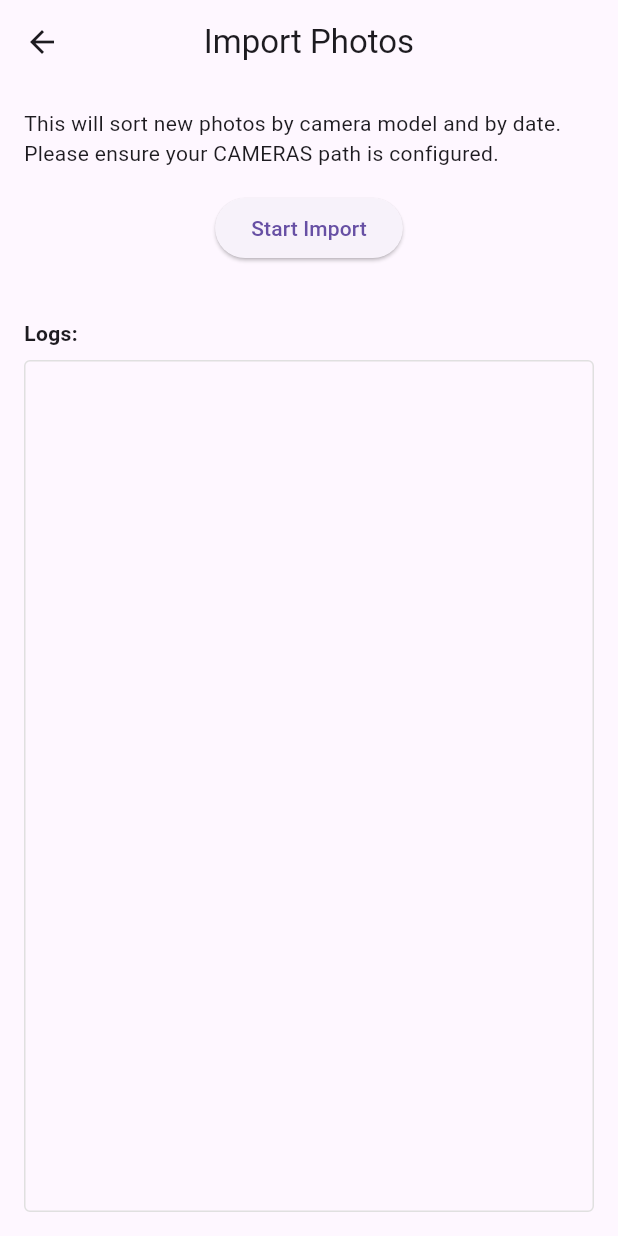
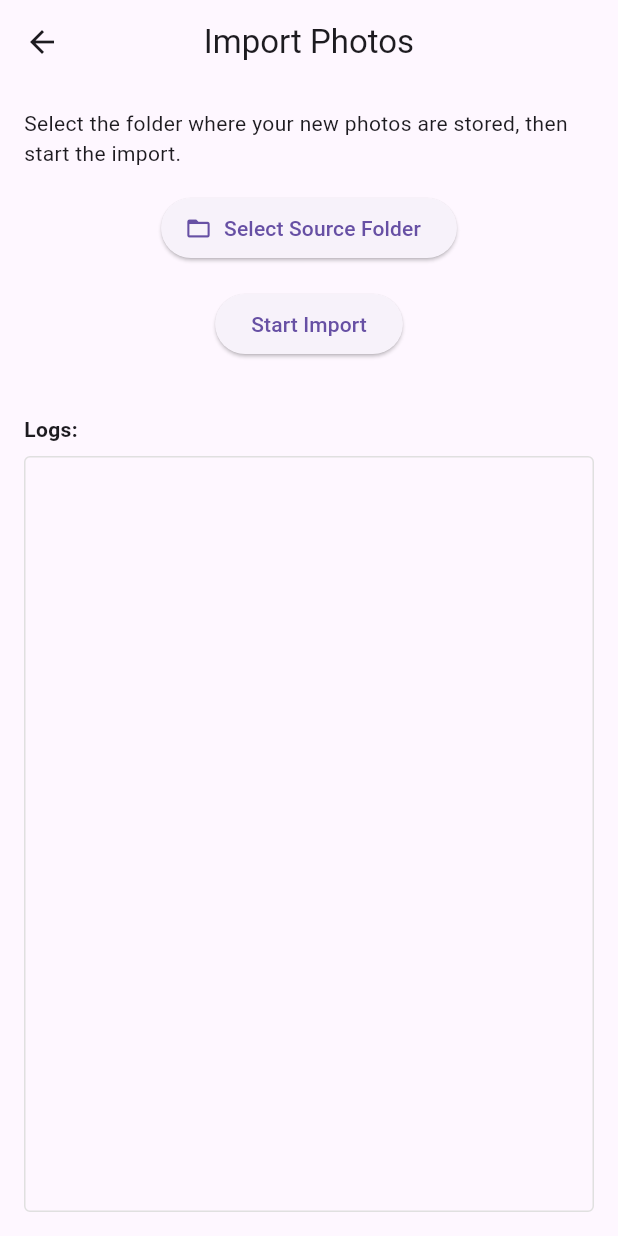
Before and after one commit to MateoPalmeiro/CamWork, a Flutter app: the ImportPhotosPage screen opened directly, on a phone screen of 412 x 824 dp. Run offline on Flutter 3.47's test engine with Material 3 defaults, Android fonts, the phone set to English and light mode, and no system bars; our stand-ins replace file_picker.

Commit message:
Enable source-folder selection in ImportPhotosPage
- Add `file_picker` to allow the user to choose the source directory (e.g. SD card path).
- Introduce `_sourcePath` state variable, “Select Source Folder” button, and log entry.
- Validate source selection before starting; show error log if none chosen.
- Pass both source and cameras directories into ImportService.
- Preserve existing UI: progress bar, logs panel, and button disabling.

```diff
--- a/lib/pages/import_photos_page.dart
+++ b/lib/pages/import_photos_page.dart
@@ -2,11 +2,12 @@
 
 import 'dart:io';
 import 'package:flutter/material.dart';
+import 'package:file_picker/file_picker.dart';
 import '../services/import_service.dart';
 import '../services/config_service.dart';
 
 /// Page for importing photos: runs model sorting and date-based grouping.
-/// Shows progress and logs of the import workflow.
+/// Allows the user to select a source folder and then shows progress and logs.
 class ImportPhotosPage extends StatefulWidget {
   const ImportPhotosPage({Key? key}) : super(key: key);
 
@@ -18,11 +19,29 @@ class _ImportPhotosPageState extends State<ImportPhotosPage> {
   final List<String> _logs = [];
   double _progress = 0.0;
   bool _isRunning = false;
+  String? _sourcePath;
+
+  /// Opens a native folder picker to select the import source.
+  Future<void> _selectSourceFolder() async {
+    final selected = await FilePicker.platform.getDirectoryPath();
+    if (selected != null) {
+      setState(() {
+        _sourcePath = selected;
+        _logs.add('Source folder set to: $_sourcePath');
+      });
+    }
+  }
 
   /// Starts the import workflow:
-  /// 1. Retrieve saved CAMERAS path
-  /// 2. Run ImportService with callbacks for logging and progress
+  /// 1. Ensure source folder is selected.
+  /// 2. Retrieve saved CAMERAS path.
+  /// 3. Run ImportService with callbacks for logging and progress.
   Future<void> _startImport() async {
+    if (_sourcePath == null) {
+      setState(() => _logs.add('Error: You must select a source folder first.'));
+      return;
+    }
+
     setState(() {
       _isRunning = true;
       _logs.clear();
@@ -39,14 +58,13 @@ class _ImportPhotosPageState extends State<ImportPhotosPage> {
       return;
     }
 
-    final service = ImportService(Directory(camerasPath));
+    final sourceDir = Directory(_sourcePath!);
+    final destDir = Directory(camerasPath);
+
+    final service = ImportService(sourceDir: sourceDir, camerasDir: destDir);
     await service.runImport(
-      onLog: (message) {
-        setState(() => _logs.add(message));
-      },
-      onProgress: (percent) {
-        setState(() => _progress = percent);
-      },
+      onLog: (message) => setState(() => _logs.add(message)),
+      onProgress: (percent) => setState(() => _progress = percent),
     );
 
     setState(() => _isRunning = false);
@@ -64,8 +82,17 @@ class _ImportPhotosPageState extends State<ImportPhotosPage> {
         child: Column(
           children: [
             const Text(
-              'This will sort new photos by camera model and by date. '
-              'Please ensure your CAMERAS path is configured.',
+              'Select the folder where your new photos are stored, then start the import.',
+            ),
+            const SizedBox(height: 16),
+            ElevatedButton.icon(
+              icon: const Icon(Icons.folder_open),
+              label: Text(
+                _sourcePath == null
+                    ? 'Select Source Folder'
+                    : 'Source: ${_sourcePath!.split(Platform.pathSeparator).last}',
+              ),
+              onPressed: _isRunning ? null : _selectSourceFolder,
             ),
             const SizedBox(height: 16),
             ElevatedButton(
@@ -92,7 +119,8 @@ class _ImportPhotosPageState extends State<ImportPhotosPage> {
                 child: ListView.builder(
                   itemCount: _logs.length,
                   itemBuilder: (_, index) => Padding(
-                    padding: const EdgeInsets.symmetric(horizontal: 8.0, vertical: 4.0),
+                    padding: const EdgeInsets.symmetric(
+                        horizontal: 8.0, vertical: 4.0),
                     child: Text(_logs[index]),
                   ),
                 ),
```
